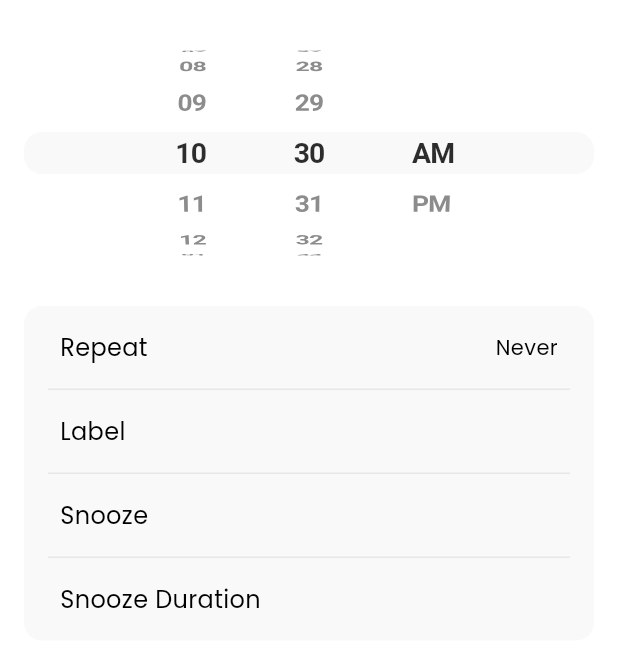
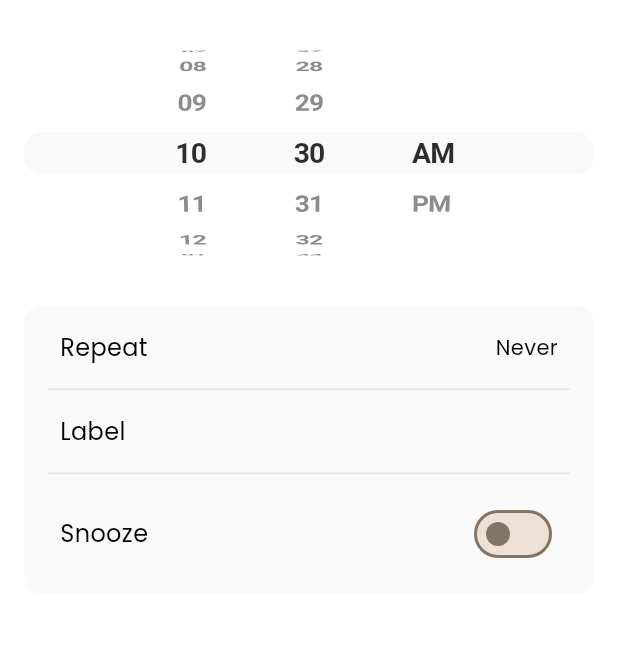
Before and after one commit to rahmat3nanda/reminder, a Flutter app: the ReminderAddSheet widget shown alone on an empty page, opened directly, on a phone screen of 412 x 824 dp, the part 108-775 px from its top. Run offline on Flutter 3.47's test engine with Material 3 defaults, Android fonts, the phone set to English and light mode, and no system bars; our stand-ins replace equatable, flutter_bloc, flutter_svg, google_fonts, hive, hive_flutter and 1 more; accounts and stored records are empty; project files that could hold a hidden picture were left out.

Commit message:
Implement snooze functionality and refine time picker in `ReminderAddSheet`
- Add `snooze`, `snoozeExpand`, and `snoozeMinutes` fields to `ReminderAddState`.
- Implement `toggleSnooze`, `toggleSnoozeExpand`, and `setSnoozeMinutes` methods in `ReminderAddCubit`.
- Update `ReminderAddSheet` UI to include a `Switch` for toggling snooze and an `AnimatedSize` container for dynamic field expansion.
- Integrate a snooze duration picker that displays when snooze is enabled and expanded.
- Refactor time pickers within `ReminderAddSheet` to use `Flexible` wrappers for better layout distribution.
- Set default snooze duration to 10 minutes when enabled.

```diff
--- a/lib/features/reminder/presentation/sheets/bloc/reminder_add_cubit.dart
+++ b/lib/features/reminder/presentation/sheets/bloc/reminder_add_cubit.dart
@@ -15,6 +15,8 @@ class ReminderAddCubit extends Cubit<ReminderAddState> {
           use24Format: use24Format,
           repeatDays: const <Day>[],
           label: null,
+          snooze: false,
+          snoozeExpand: false,
           snoozeMinutes: null,
           enabled: true,
         ),
@@ -55,4 +57,21 @@ class ReminderAddCubit extends Cubit<ReminderAddState> {
 
     emit(state.copyWith(repeatDays: days));
   }
+
+  void toggleSnooze() {
+    emit(
+      state.copyWith(
+        snooze: !state.snooze,
+        snoozeMinutes: state.snoozeMinutes == null ? 10 : null,
+      ),
+    );
+  }
+
+  void toggleSnoozeExpand() {
+    emit(state.copyWith(snoozeExpand: !state.snoozeExpand));
+  }
+
+  void setSnoozeMinutes(int minutes) {
+    emit(state.copyWith(snoozeMinutes: minutes));
+  }
 }
--- a/lib/features/reminder/presentation/sheets/bloc/reminder_add_state.dart
+++ b/lib/features/reminder/presentation/sheets/bloc/reminder_add_state.dart
@@ -7,6 +7,8 @@ class ReminderAddState extends Equatable {
     required this.use24Format,
     required this.repeatDays,
     required this.label,
+    required this.snooze,
+    required this.snoozeExpand,
     required this.snoozeMinutes,
     required this.enabled,
   });
@@ -16,6 +18,8 @@ class ReminderAddState extends Equatable {
   final bool use24Format;
   final List<Day> repeatDays;
   final String? label;
+  final bool snooze;
+  final bool snoozeExpand;
   final int? snoozeMinutes;
   final bool enabled;
 
@@ -38,6 +42,8 @@ class ReminderAddState extends Equatable {
     bool? use24Format,
     List<Day>? repeatDays,
     String? label,
+    bool? snooze,
+    bool? snoozeExpand,
     int? snoozeMinutes,
     bool? enabled,
   }) => ReminderAddState(
@@ -46,6 +52,8 @@ class ReminderAddState extends Equatable {
     use24Format: use24Format ?? this.use24Format,
     repeatDays: repeatDays ?? this.repeatDays,
     label: label ?? this.label,
+    snooze: snooze ?? this.snooze,
+    snoozeExpand: snoozeExpand ?? this.snoozeExpand,
     snoozeMinutes: snoozeMinutes ?? this.snoozeMinutes,
     enabled: enabled ?? this.enabled,
   );
@@ -57,6 +65,8 @@ class ReminderAddState extends Equatable {
     use24Format,
     repeatDays,
     label,
+    snooze,
+    snoozeExpand,
     snoozeMinutes,
     enabled,
   ];
--- a/lib/features/reminder/presentation/sheets/reminder_add_sheet.dart
+++ b/lib/features/reminder/presentation/sheets/reminder_add_sheet.dart
@@ -2,6 +2,7 @@ import 'package:flutter/cupertino.dart' show Alignment, CupertinoPicker;
 import 'package:flutter/material.dart'
     show
         Align,
+        AnimatedSize,
         BoxConstraints,
         BoxDecoration,
         BuildContext,
@@ -10,6 +11,7 @@ import 'package:flutter/material.dart'
         Colors,
         Column,
         Container,
+        Curves,
         Divider,
         Expanded,
         FixedExtentScrollController,
@@ -29,6 +31,7 @@ import 'package:flutter/material.dart'
         SizedBox,
         Stack,
         StatelessWidget,
+        Switch,
         VoidCallback,
         Widget,
         kToolbarHeight,
@@ -114,20 +117,24 @@ class ReminderAddSheet extends StatelessWidget {
                         Row(
                           spacing: 8,
                           children: <Widget>[
-                            _picker(
+                            Flexible(
+                              child: _picker(
                                 color: color,
                                 itemCount: use24Format ? 24 : 12,
                                 initialIndex: state.hourPickerIndex,
                                 alignment: .centerRight,
                                 offAxisFraction: -.5,
-                              labelBuilder: (int i) => (use24Format ? i : i + 1)
+                                labelBuilder: (int i) =>
+                                    (use24Format ? i : i + 1)
                                         .toString()
                                         .padLeft(2, '0'),
                                 onChanged: context
                                     .read<ReminderAddCubit>()
                                     .setHourFromPicker,
                               ),
-                            _picker(
+                            ),
+                            Flexible(
+                              child: _picker(
                                 color: color,
                                 alignment: use24Format ? .centerLeft : .center,
                                 offAxisFraction: use24Format ? .5 : 0,
@@ -139,8 +146,10 @@ class ReminderAddSheet extends StatelessWidget {
                                     .read<ReminderAddCubit>()
                                     .setMinute,
                               ),
+                            ),
                             if (!use24Format)
-                              _picker(
+                              Flexible(
+                                child: _picker(
                                   color: color,
                                   alignment: .centerLeft,
                                   offAxisFraction: .5,
@@ -152,6 +161,7 @@ class ReminderAddSheet extends StatelessWidget {
                                   onChanged: context
                                       .read<ReminderAddCubit>()
                                       .setAmPm,
+                                ),
                               ),
                           ],
                         ),
@@ -177,12 +187,19 @@ class ReminderAddSheet extends StatelessWidget {
               color: color.greyS3A5.value,
               borderRadius: .circular(12),
               child: BlocBuilder<ReminderAddCubit, ReminderAddState>(
-                builder: (BuildContext context, ReminderAddState s) => Column(
+                builder: (BuildContext context, ReminderAddState s) =>
+                    AnimatedSize(
+                      duration: const Duration(milliseconds: 250),
+                      curve: Curves.easeOutCubic,
+                      child: Column(
                         mainAxisSize: .min,
                         children: <Widget>[
                           _field(
                             title: 'Repeat',
-                      value: RemUIText(s.repeatDays.display, textAlign: .right),
+                            value: RemUIText(
+                              s.repeatDays.display,
+                              textAlign: .right,
+                            ),
                             onTap: () => ReminderRepeatSheet.show(
                               context,
                               cubit: context.read<ReminderAddCubit>(),
@@ -193,10 +210,49 @@ class ReminderAddSheet extends StatelessWidget {
                           _divider(color),
                           // _field(title: 'Sound'),
                           // _divider(color),
-                    _field(title: 'Snooze'),
+                          _field(
+                            title: 'Snooze',
+                            value: Align(
+                              alignment: .centerRight,
+                              child: Switch(
+                                value: s.snooze,
+                                onChanged: (_) => context
+                                    .read<ReminderAddCubit>()
+                                    .toggleSnooze(),
+                              ),
+                            ),
+                          ),
+                          if (s.snooze) ...<Widget>[
                             _divider(color),
-                    _field(title: 'Snooze Duration'),
+                            _field(
+                              title: 'Snooze Duration',
+                              value: RemUIText(
+                                '${s.snoozeMinutes ?? 1} min',
+                                color: color.primary,
+                                textAlign: .right,
+                              ),
+                              onTap: () => context
+                                  .read<ReminderAddCubit>()
+                                  .toggleSnoozeExpand(),
+                            ),
                           ],
+                          if (s.snoozeExpand)
+                            SizedBox(
+                              height: 156,
+                              child: _picker(
+                                color: color,
+                                itemCount: 15,
+                                initialIndex: ((s.snoozeMinutes ?? 0) - 1)
+                                    .clamp(0, 14),
+                                looping: false,
+                                labelBuilder: (int i) => '${i + 1} min',
+                                onChanged: (int i) => context
+                                    .read<ReminderAddCubit>()
+                                    .setSnoozeMinutes(i + 1),
+                              ),
+                            ),
+                        ],
+                      ),
                     ),
               ),
             ),
@@ -250,13 +306,10 @@ class ReminderAddSheet extends StatelessWidget {
     int initialIndex = 0,
     double offAxisFraction = 0,
     bool looping = true,
-  }) => Flexible(
-    child: Container(
+  }) => Container(
     constraints: const BoxConstraints(minWidth: 24),
     child: CupertinoPicker(
-        scrollController: FixedExtentScrollController(
-          initialItem: initialIndex,
-        ),
+      scrollController: FixedExtentScrollController(initialItem: initialIndex),
       itemExtent: 22,
       magnification: 1.05,
       squeeze: .8,
@@ -279,6 +332,5 @@ class ReminderAddSheet extends StatelessWidget {
         ),
       ),
     ),
-    ),
   );
 }
```
Lines whose indentation alone changed are shown as unchanged.
